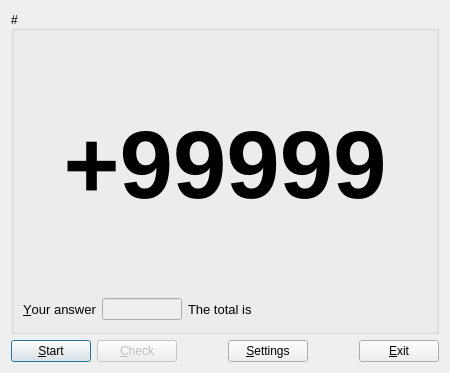
Before: the Qt Designer form main.ui in solsticedhiver/mental_calculation, drawn with Qt 5.
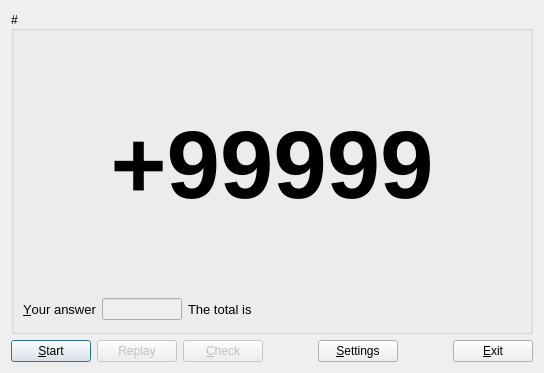
After: the same form once the commit is applied. Icons and pictures are not drawn.

Commit message: Add a replay button

Diff of the .ui file:
```diff
--- a/main.ui
+++ b/main.ui
@@ -6,7 +6,7 @@
    <rect>
     <x>0</x>
     <y>0</y>
-    <width>450</width>
+    <width>544</width>
     <height>373</height>
    </rect>
   </property>
@@ -19,8 +19,6 @@
   </property>
   <layout class="QGridLayout" name="gridLayout">
    <item row="0" column="0">
-    <layout class="QVBoxLayout" name="verticalLayout">
-     <item>
       <widget class="QGroupBox" name="gb_number">
        <property name="font">
         <font>
@@ -140,7 +138,7 @@
        </layout>
       </widget>
      </item>
-     <item>
+   <item row="1" column="0">
       <layout class="QHBoxLayout" name="horizontalLayout">
        <item>
         <widget class="QPushButton" name="pb_start">
@@ -152,6 +150,19 @@
          </property>
         </widget>
        </item>
+     <item>
+      <widget class="QPushButton" name="pb_replay">
+       <property name="enabled">
+        <bool>false</bool>
+       </property>
+       <property name="toolTip">
+        <string>Replay the last sequence</string>
+       </property>
+       <property name="text">
+        <string>Replay</string>
+       </property>
+      </widget>
+     </item>
        <item>
         <widget class="QPushButton" name="pb_check">
          <property name="enabled">
@@ -210,8 +221,6 @@
           <string>&amp;Exit</string>
          </property>
         </widget>
-       </item>
-      </layout>
      </item>
     </layout>
    </item>
```
Lines whose indentation alone changed are shown as unchanged. The commit also changes 2 other files.
